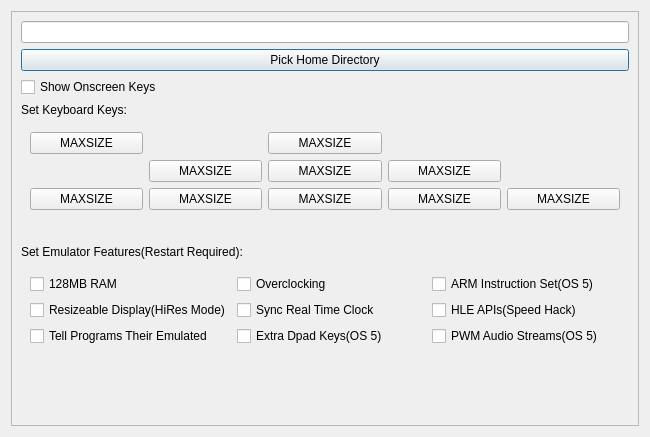
Above: qtBuildSystem/Mu/settingsmanager.ui from meepingsnesroms/Mu before the change. Below: the same form after it.
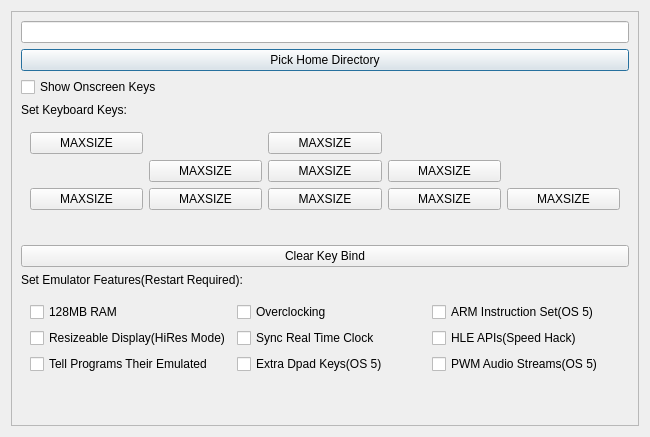
That is the form after the change. Icons and pictures are not drawn.

Commit message: Allow clearing key binds without assigning new ones

```diff
--- a/qtBuildSystem/Mu/settingsmanager.ui
+++ b/qtBuildSystem/Mu/settingsmanager.ui
@@ -30,8 +30,8 @@
        <rect>
         <x>0</x>
         <y>0</y>
-        <width>624</width>
-        <height>411</height>
+        <width>629</width>
+        <height>433</height>
        </rect>
       </property>
       <layout class="QVBoxLayout" name="verticalLayout_3">
@@ -222,6 +222,13 @@
          </property>
         </widget>
        </item>
+       <item>
+        <widget class="QPushButton" name="clearKeyBind">
+         <property name="text">
+          <string>Clear Key Bind</string>
+         </property>
+        </widget>
+       </item>
        <item>
         <widget class="QLabel" name="label_2">
          <property name="text">
```
The commit also changes 2 other files.
